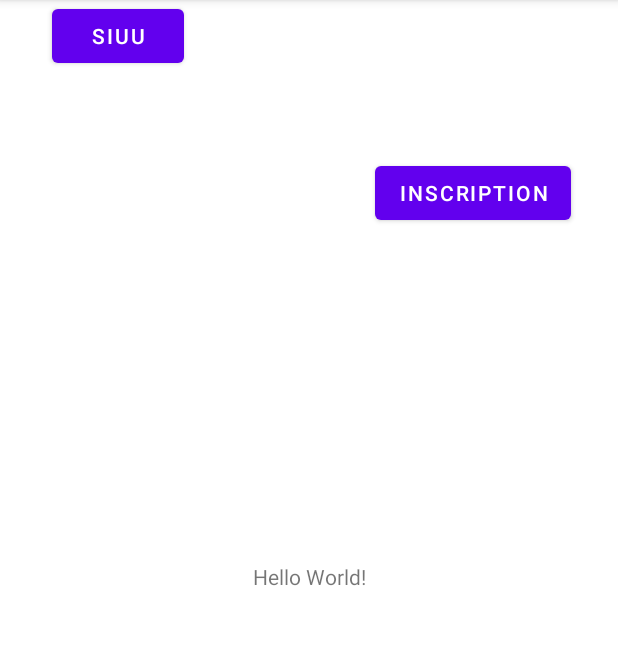
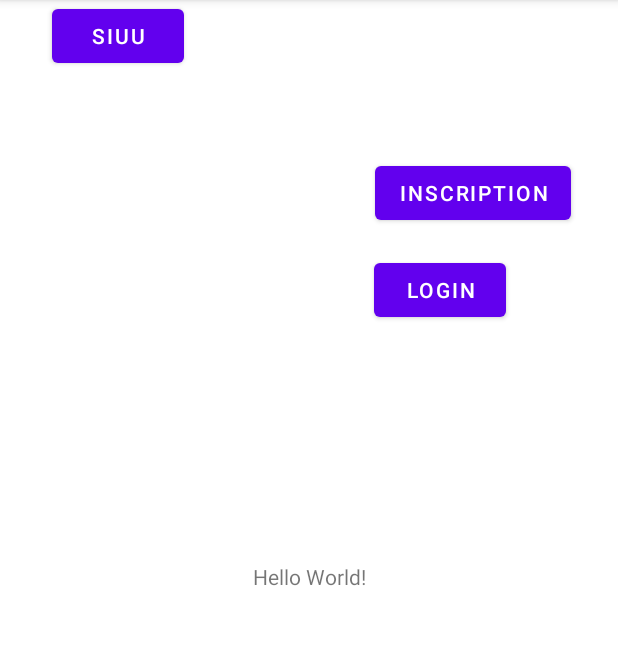
Before and after one commit to Khara-ns/ap4, an Android app: the screen it shows after launch (MainActivity), on a phone screen of 412 x 824 dp, the part 84-729 px from its top. Run offline under Robolectric (Android 15) with nearby library versions, the phone set to English and light mode, and no system bars.

Commit message:
ajoutLogin

```diff
--- a/app/src/main/java/com/ap4/myfirstapp/MainActivity.java
+++ b/app/src/main/java/com/ap4/myfirstapp/MainActivity.java
@@ -25,7 +25,8 @@ public class MainActivity extends AppCompatActivity {
 
         MediaPlayer mediaPlayer = MediaPlayer.create(this, R.raw.siuu);
         Button btn = (Button) findViewById(R.id.btn);
-        Button btnInscr = (Button) findViewById(R.id.buttonInscription);
+        Button btnLogin = (Button) findViewById(R.id.buttonInscription);
+        Button btnInscr = (Button) findViewById(R.id.buttonLogin);
         this.titre = (TextView) findViewById(R.id.titre);
 
         btn.setOnClickListener(view -> {
@@ -36,7 +37,11 @@ public class MainActivity extends AppCompatActivity {
         btnInscr.setOnClickListener(view -> {
             Intent intent = new Intent( MainActivity.this, Inscription.class );
             startActivity(intent);
+        });
 
-    });
+        btnLogin.setOnClickListener(view -> {
+            Intent intent = new Intent( MainActivity.this, Login.class );
+            startActivity(intent);
+        });
     }
 }
--- a/app/src/main/res/layout/activity_main.xml
+++ b/app/src/main/res/layout/activity_main.xml
@@ -40,4 +40,16 @@
         app:layout_constraintVertical_bias="0.145"
         tools:ignore="MissingConstraints" />
 
+    <Button
+        android:id="@+id/buttonLogin"
+        android:layout_width="wrap_content"
+        android:layout_height="wrap_content"
+        android:text="Login"
+        app:layout_constraintBottom_toBottomOf="parent"
+        app:layout_constraintEnd_toEndOf="parent"
+        app:layout_constraintHorizontal_bias="0.77"
+        app:layout_constraintStart_toStartOf="parent"
+        app:layout_constraintTop_toTopOf="parent"
+        app:layout_constraintVertical_bias="0.235" />
+
 </androidx.constraintlayout.widget.ConstraintLayout>
```
Also changed, not shown: 1 other file.
